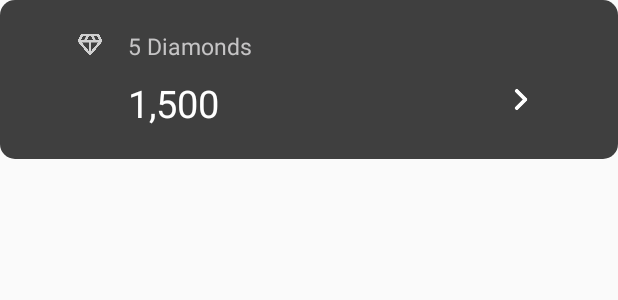
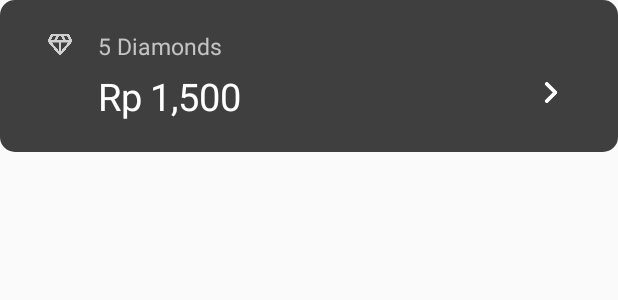
Before and after one commit to FauziSeptians/VaCash, an Android app: the layout item_option.xml on its own in the app's theme, with its tools: preview values and no code run, on a phone screen of 412 x 824 dp. Shown: the top 300 px of the screen. Run offline under Robolectric (Android 15) with nearby library versions, the phone set to English and light mode, and no system bars.

Commit message:
Benerin Item

```diff
--- a/app/src/main/res/layout/item.xml
+++ b/app/src/main/res/layout/item.xml
@@ -119,10 +119,11 @@
                 android:layout_width="match_parent"
                 android:layout_height="wrap_content"
                 android:layout_marginTop="30dp"
+                android:layout_marginBottom="30dp"
                 >
                 <androidx.recyclerview.widget.RecyclerView
                     android:layout_width="match_parent"
-                    android:layout_height="400dp"
+                    android:layout_height="wrap_content"
                     android:id="@+id/recyclerview"
                     />
             </FrameLayout>
--- a/app/src/main/res/layout/item_option.xml
+++ b/app/src/main/res/layout/item_option.xml
@@ -3,7 +3,7 @@
     android:orientation="vertical"
     android:layout_width="match_parent"
     android:layout_height="wrap_content"
-    android:paddingHorizontal="50dp"
+    android:paddingHorizontal="30dp"
     android:paddingVertical="20dp"
     android:layout_marginBottom="10dp"
     android:background="@drawable/itemlist_option"
@@ -12,7 +12,7 @@
     <LinearLayout
         android:layout_width="match_parent"
         android:layout_height="wrap_content"
-        android:layout_marginBottom="10dp"
+        android:layout_marginBottom="5dp"
         >
         <ImageView
             android:id="@+id/imageItem"
@@ -36,10 +36,18 @@
         android:layout_height="wrap_content"
         >
         <TextView
+            android:layout_width="wrap_content"
+            android:layout_height="wrap_content"
+            android:layout_marginStart="35dp"
+            android:textColor="#FFFFFF"
+            android:textSize="25sp"
+            android:text="Rp"
+            />
+        <TextView
             android:id="@+id/priceItem"
             android:layout_width="wrap_content"
             android:layout_height="wrap_content"
-            android:layout_marginStart="35dp"
+            android:layout_marginStart="70dp"
             android:textColor="#FFFFFF"
             android:textSize="25sp"
             android:text="1,500"
```
